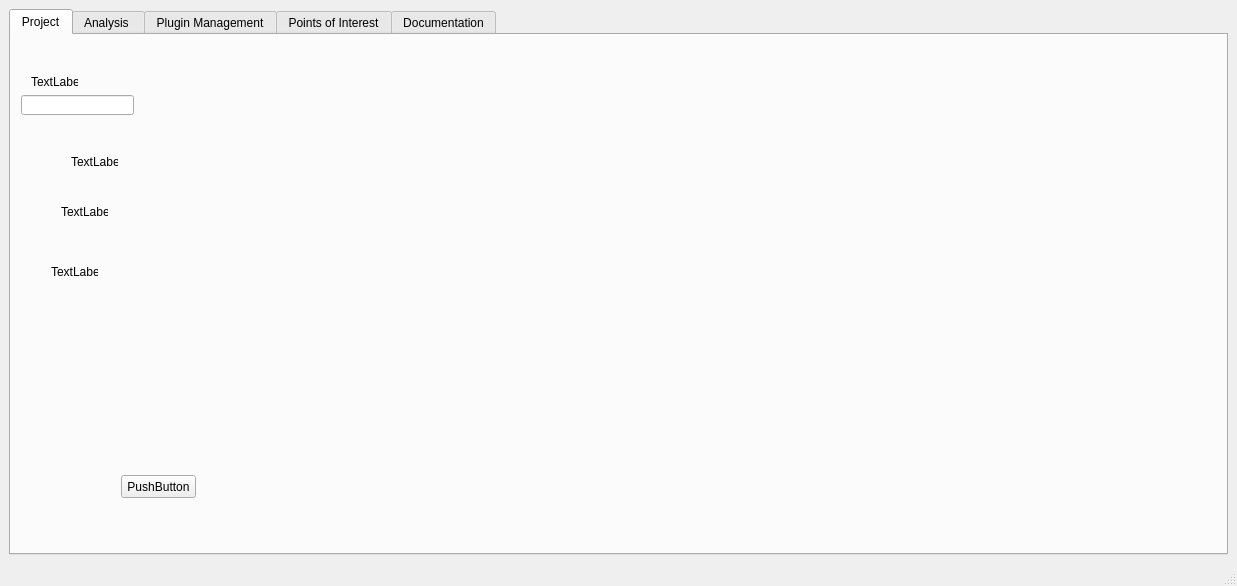
First picture: the form in mainWindow.ui, repository flopez141414/Beat, before the edit.
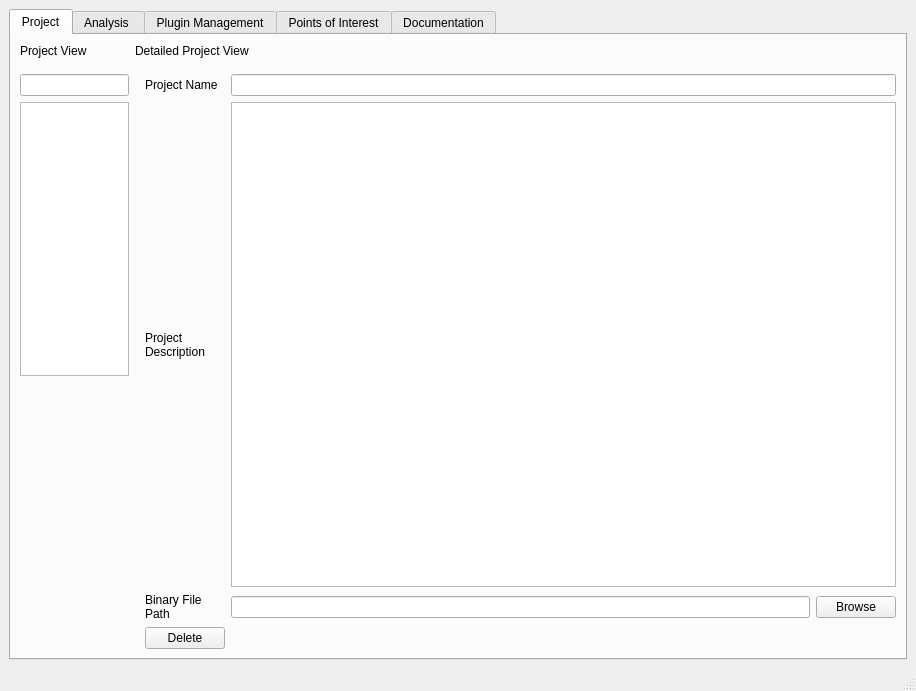
Second picture: the form after the edit.

Diff of the .ui file:
```diff
--- a/mainWindow.ui
+++ b/mainWindow.ui
@@ -6,8 +6,8 @@
    <rect>
     <x>0</x>
     <y>0</y>
-    <width>1237</width>
-    <height>586</height>
+    <width>916</width>
+    <height>691</height>
    </rect>
   </property>
   <property name="windowTitle">
@@ -21,7 +21,7 @@
   </property>
   <widget class="QWidget" name="centralwidget">
    <layout class="QGridLayout" name="gridLayout">
-    <item row="0" column="0">
+    <item row="0" column="1">
      <widget class="QTabWidget" name="tabWidget">
       <property name="enabled">
        <bool>true</bool>
@@ -39,81 +39,179 @@
        <attribute name="title">
         <string>Project</string>
        </attribute>
-       <widget class="QPushButton" name="pushButton">
-        <property name="geometry">
-         <rect>
-          <x>110</x>
-          <y>440</y>
-          <width>75</width>
-          <height>23</height>
-         </rect>
-        </property>
-        <property name="text">
-         <string>PushButton</string>
-        </property>
-       </widget>
-       <widget class="QLabel" name="label">
-        <property name="geometry">
-         <rect>
-          <x>20</x>
-          <y>40</y>
-          <width>47</width>
-          <height>14</height>
-         </rect>
-        </property>
-        <property name="text">
-         <string>TextLabel</string>
-        </property>
-       </widget>
-       <widget class="QLineEdit" name="lineEdit">
-        <property name="geometry">
-         <rect>
-          <x>10</x>
-          <y>60</y>
-          <width>113</width>
-          <height>20</height>
-         </rect>
-        </property>
-       </widget>
-       <widget class="QLabel" name="label_2">
-        <property name="geometry">
-         <rect>
-          <x>60</x>
-          <y>120</y>
-          <width>47</width>
-          <height>14</height>
-         </rect>
-        </property>
-        <property name="text">
-         <string>TextLabel</string>
-        </property>
-       </widget>
-       <widget class="QLabel" name="label_3">
-        <property name="geometry">
-         <rect>
-          <x>50</x>
-          <y>170</y>
-          <width>47</width>
-          <height>14</height>
-         </rect>
-        </property>
-        <property name="text">
-         <string>TextLabel</string>
-        </property>
-       </widget>
-       <widget class="QLabel" name="label_4">
-        <property name="geometry">
-         <rect>
-          <x>40</x>
-          <y>230</y>
-          <width>47</width>
-          <height>14</height>
-         </rect>
-        </property>
-        <property name="text">
-         <string>TextLabel</string>
-        </property>
-       </widget>
+       <layout class="QGridLayout" name="gridLayout_3">
+        <item row="0" column="0">
+         <layout class="QGridLayout" name="gridLayout_2" columnstretch="1,7">
+          <item row="0" column="1">
+           <layout class="QVBoxLayout" name="verticalLayout">
+            <item>
+             <widget class="QLabel" name="label_9">
+              <property name="text">
+               <string>Detailed Project View</string>
+              </property>
+             </widget>
+            </item>
+           </layout>
+          </item>
+          <item row="0" column="0">
+           <widget class="QLabel" name="label_8">
+            <property name="text">
+             <string>Project View</string>
+            </property>
+           </widget>
+          </item>
+          <item row="1" column="0">
+           <layout class="QGridLayout" name="gridLayout_6" columnstretch="0">
+            <item row="0" column="0">
+             <spacer name="verticalSpacer">
+              <property name="orientation">
+               <enum>Qt::Vertical</enum>
+              </property>
+              <property name="sizeType">
+               <enum>QSizePolicy::Fixed</enum>
+              </property>
+              <property name="sizeHint" stdset="0">
+               <size>
+                <width>20</width>
+                <height>10</height>
+               </size>
+              </property>
+             </spacer>
+            </item>
+            <item row="1" column="0">
+             <layout class="QGridLayout" name="gridLayout_9" rowstretch="0,0,0,0,0" columnstretch="0">
+              <item row="1" column="0">
+               <widget class="QLineEdit" name="lineEdit"/>
+              </item>
+              <item row="3" column="0">
+               <spacer name="verticalSpacer_3">
+                <property name="orientation">
+                 <enum>Qt::Vertical</enum>
+                </property>
+                <property name="sizeHint" stdset="0">
+                 <size>
+                  <width>20</width>
+                  <height>40</height>
+                 </size>
+                </property>
+               </spacer>
+              </item>
+              <item row="2" column="0">
+               <widget class="QListWidget" name="listWidget"/>
+              </item>
+              <item row="4" column="0">
+               <layout class="QHBoxLayout" name="horizontalLayout"/>
+              </item>
+             </layout>
+            </item>
+           </layout>
+          </item>
+          <item row="1" column="1">
+           <layout class="QGridLayout" name="gridLayout_5" columnstretch="3">
+            <item row="0" column="0">
+             <layout class="QGridLayout" name="gridLayout_7" columnstretch="2,0,0">
+              <property name="sizeConstraint">
+               <enum>QLayout::SetMinAndMaxSize</enum>
+              </property>
+              <item row="2" column="2">
+               <widget class="QTextEdit" name="textEdit"/>
+              </item>
+              <item row="4" column="1">
+               <layout class="QGridLayout" name="gridLayout_12">
+                <item row="1" column="0">
+                 <widget class="QPushButton" name="pushButton_3">
+                  <property name="text">
+                   <string>Delete</string>
+                  </property>
+                 </widget>
+                </item>
+                <item row="0" column="0">
+                 <layout class="QGridLayout" name="gridLayout_13"/>
+                </item>
+               </layout>
+              </item>
+              <item row="1" column="2">
+               <widget class="QLineEdit" name="lineEdit_2"/>
+              </item>
+              <item row="3" column="1">
+               <widget class="QLabel" name="label_4">
+                <property name="text">
+                 <string>Binary File 
+Path</string>
+                </property>
+               </widget>
+              </item>
+              <item row="1" column="1">
+               <widget class="QLabel" name="label_2">
+                <property name="text">
+                 <string>Project Name</string>
+                </property>
+               </widget>
+              </item>
+              <item row="2" column="1">
+               <widget class="QLabel" name="label_3">
+                <property name="text">
+                 <string>Project 
+Description</string>
+                </property>
+               </widget>
+              </item>
+              <item row="2" column="0">
+               <spacer name="horizontalSpacer_3">
+                <property name="orientation">
+                 <enum>Qt::Horizontal</enum>
+                </property>
+                <property name="sizeType">
+                 <enum>QSizePolicy::Fixed</enum>
+                </property>
+                <property name="sizeHint" stdset="0">
+                 <size>
+                  <width>10</width>
+                  <height>20</height>
+                 </size>
+                </property>
+               </spacer>
+              </item>
+              <item row="4" column="2">
+               <layout class="QVBoxLayout" name="verticalLayout_2"/>
+              </item>
+              <item row="3" column="2">
+               <layout class="QGridLayout" name="gridLayout_11">
+                <item row="0" column="1">
+                 <widget class="QPushButton" name="pushButton">
+                  <property name="text">
+                   <string>Browse</string>
+                  </property>
+                 </widget>
+                </item>
+                <item row="0" column="0">
+                 <widget class="QLineEdit" name="lineEdit_3"/>
+                </item>
+               </layout>
+              </item>
+              <item row="0" column="1">
+               <spacer name="verticalSpacer_2">
+                <property name="orientation">
+                 <enum>Qt::Vertical</enum>
+                </property>
+                <property name="sizeType">
+                 <enum>QSizePolicy::Fixed</enum>
+                </property>
+                <property name="sizeHint" stdset="0">
+                 <size>
+                  <width>20</width>
+                  <height>10</height>
+                 </size>
+                </property>
+               </spacer>
+              </item>
+             </layout>
+            </item>
+           </layout>
+          </item>
+         </layout>
+        </item>
+       </layout>
       </widget>
       <widget class="QWidget" name="analysisTab">
        <attribute name="title">
```
Left out of the diff: 2 changed lines with no effect on the pictures.
